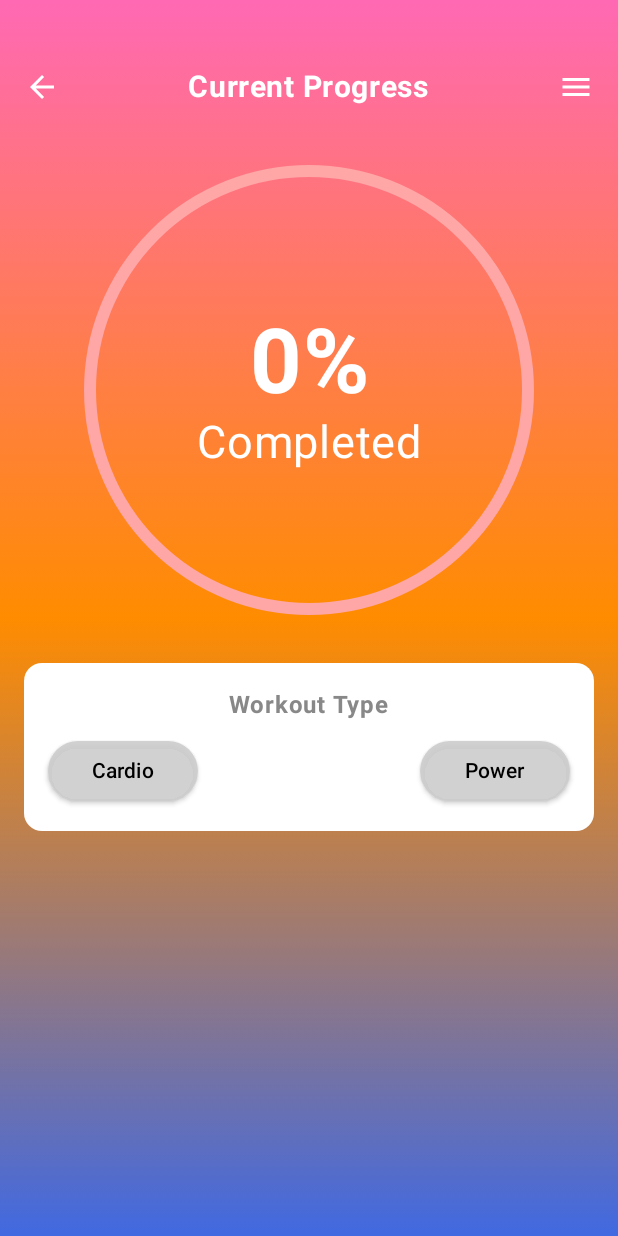
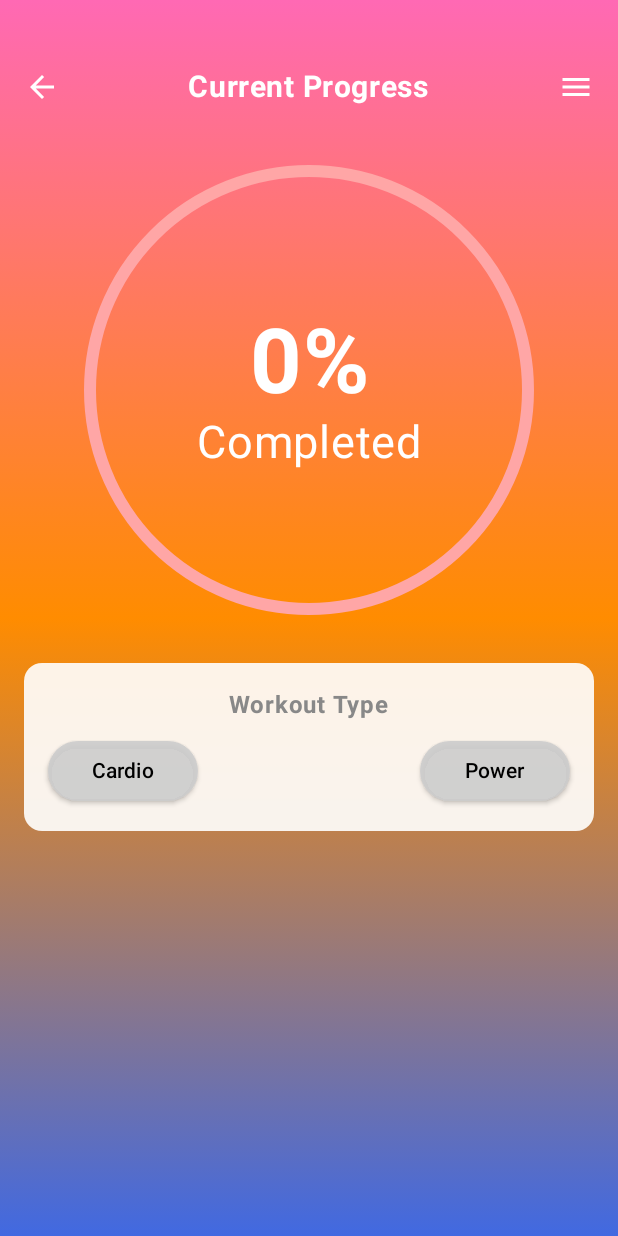
Before and after one commit to ohmzi/FitnessTracker, an Android app built with Jetpack Compose: the screen it shows after launch (MainActivity), on a phone screen of 412 x 824 dp. Run offline under Robolectric (Android 15) with nearby library versions, the phone set to English and light mode, and no system bars.

Commit message:
UI updates
Signed-off-by: ohmz <omariqbal97@gmail.com>

```diff
--- a/app/src/main/java/com/ohmz/fitnessTracker/ui/screens/FitnessTrackerUI.kt
+++ b/app/src/main/java/com/ohmz/fitnessTracker/ui/screens/FitnessTrackerUI.kt
@@ -314,7 +314,7 @@ fun WorkoutTypeSection(
         modifier = Modifier
             .fillMaxWidth()
             .padding(16.dp),
-        colors = CardDefaults.cardColors(containerColor = Color.White)
+        colors = CardDefaults.cardColors(containerColor = Color.White.copy(alpha = 0.9f))
     ) {
         Column(modifier = Modifier.padding(16.dp)) {
             Text(
```
Also changed, not shown: app/src/main/java/com/ohmz/fitnessTracker/ui/screens/CardioTracker.kt (+15 -5 lines).
